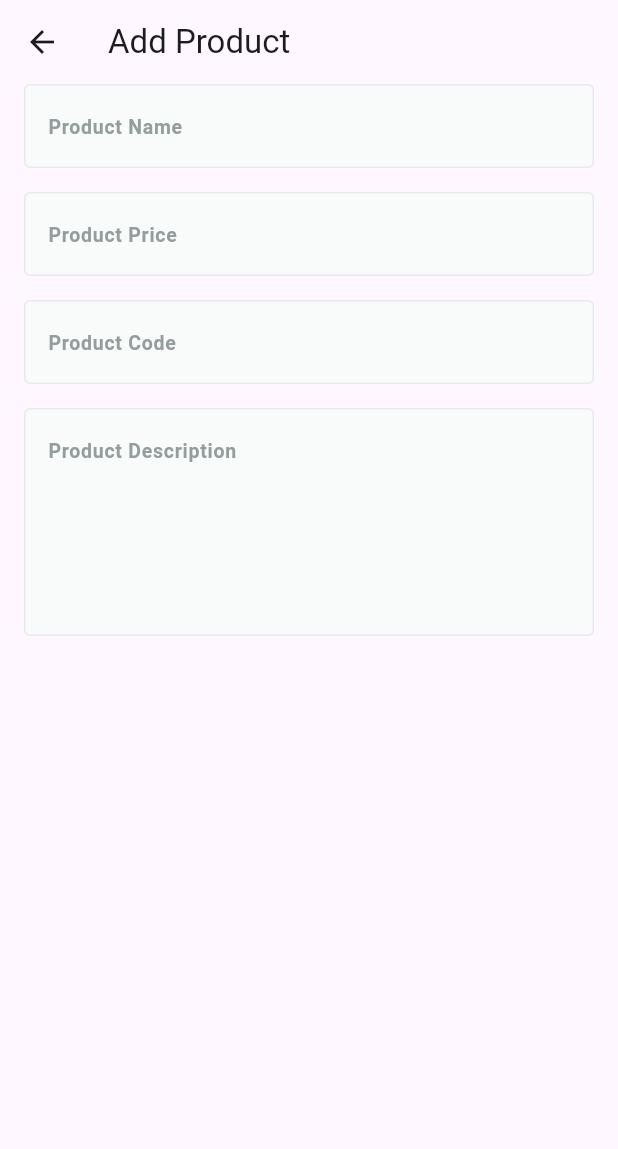
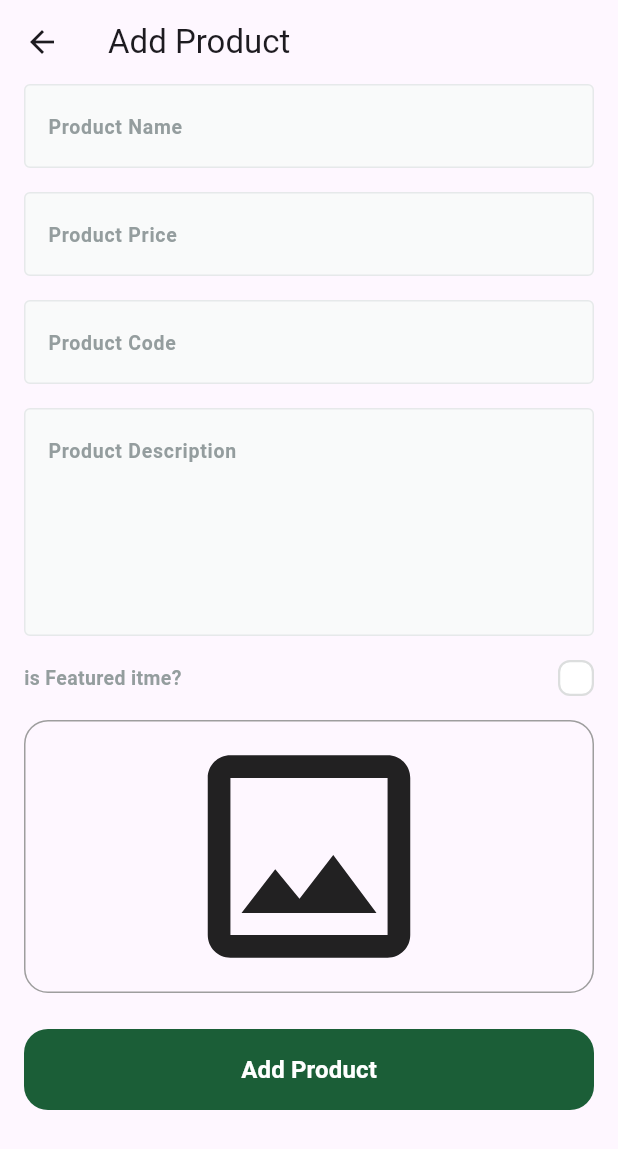
Before and after one commit to OmarKhaled00e/fruit_hub_dashboard, a Flutter app: the AddProductView screen opened by its route, on a phone screen of 412 x 824 dp. Shown: the top 1149 px of the screen. Run offline on Flutter 3.47's test engine with Material 3 defaults, Android fonts, the phone set to English and light mode, and no system bars; drawn by our look-alikes of skeletonizer; our stand-ins replace dartz, firebase_core, firebase_storage, gap, image_picker; accounts and stored records are empty.

Commit message:
add product ui done

```diff
--- /dev/null
+++ b/lib/core/repos/product_repo/products_repo.dart
@@ -0,0 +1,5 @@
+import 'package:fruit_hub_dashboard/features/add_product/domain/entities/add_product_input_entity.dart';
+
+abstract class ProductsRepo {
+  Future<void> addProduct(AddProductInputEntity addProductInputEntity);
+}
--- /dev/null
+++ b/lib/core/services/stoarage_service.dart
@@ -0,0 +1,3 @@
+abstract class StoarageService {
+  Future<String> uploadImage(String file);
+}
--- /dev/null
+++ b/lib/features/add_product/domain/entities/add_product_input_entity.dart
@@ -0,0 +1,21 @@
+import 'dart:io';
+
+class AddProductInputEntity {
+  final String name;
+  final String code;
+  final String description;
+  final num price;
+  final File? image;
+  final String? imageUrl;
+  final bool isFeatured;
+
+  AddProductInputEntity({
+    required this.name,
+    required this.code,
+    required this.description,
+    required this.price,
+    required this.image,
+    this.imageUrl,
+    required this.isFeatured,
+  });
+}
--- a/lib/features/add_product/presentation/views/widgets/add_product_view_body.dart
+++ b/lib/features/add_product/presentation/views/widgets/add_product_view_body.dart
@@ -1,5 +1,11 @@
+import 'dart:io';
+
 import 'package:flutter/material.dart';
+import 'package:fruit_hub_dashboard/core/widgets/custom_button.dart';
 import 'package:fruit_hub_dashboard/core/widgets/custom_text_form_field.dart';
+import 'package:fruit_hub_dashboard/features/add_product/domain/entities/add_product_input_entity.dart';
+import 'package:fruit_hub_dashboard/features/add_product/presentation/views/widgets/image_field.dart';
+import 'package:fruit_hub_dashboard/features/add_product/presentation/views/widgets/is_featured_cheak_box.dart';
 import 'package:gap/gap.dart';
 
 class AddProductViewBody extends StatefulWidget {
@@ -12,6 +18,12 @@ class AddProductViewBody extends StatefulWidget {
 class _AddProductViewBodyState extends State<AddProductViewBody> {
   final GlobalKey<FormState> _fromKey = GlobalKey<FormState>();
   AutovalidateMode autovalidateMode = AutovalidateMode.disabled;
+
+  late String name, code, description;
+  late num price;
+  File? image;
+  bool isFeatured = false;
+
   @override
   Widget build(BuildContext context) {
     return Padding(
@@ -23,25 +35,74 @@ class _AddProductViewBodyState extends State<AddProductViewBody> {
           child: Column(
             children: [
               CustomTextFormField(
+                onSaved: (value) {
+                  name = value!;
+                },
                 hintText: 'Product Name',
                 textInputType: TextInputType.text,
               ),
               Gap(16),
               CustomTextFormField(
+                onSaved: (value) {
+                  price = num.parse(value!);
+                },
                 hintText: 'Product Price',
                 textInputType: TextInputType.number,
               ),
               Gap(16),
               CustomTextFormField(
+                onSaved: (value) {
+                  code = value!.toLowerCase();
+                },
                 hintText: 'Product Code',
                 textInputType: TextInputType.number,
               ),
               Gap(16),
               CustomTextFormField(
+                onSaved: (value) {
+                  description = value!;
+                },
                 hintText: 'Product Description',
                 textInputType: TextInputType.text,
                 maxLines: 5,
               ),
+              Gap(16),
+              IsFeaturedCheakBox(
+                onChanged: (value) {
+                  isFeatured = value;
+                },
+              ),
+              Gap(16),
+              ImageField(
+                onFileChanged: (image) {
+                  this.image = image;
+                },
+              ),
+              Gap(24),
+              CustomButtton(
+                onPressed: () {
+                  if (image != null) {
+                    if (_fromKey.currentState!.validate()) {
+                      _fromKey.currentState!.save();
+                      AddProductInputEntity input = AddProductInputEntity(
+                        name: name,
+                        code: code,
+                        description: description,
+                        price: price,
+                        image: image!,
+                        isFeatured: isFeatured,
+                      );
+                    } else {
+                      autovalidateMode = AutovalidateMode.always;
+                      setState(() {});
+                    }
+                  } else {
+                    showError(context);
+                  }
+                },
+                text: 'Add Product',
+              ),
+              Gap(24),
             ],
           ),
         ),
@@ -49,3 +110,9 @@ class _AddProductViewBodyState extends State<AddProductViewBody> {
     );
   }
 }
+
+void showError(BuildContext context) {
+  ScaffoldMessenger.of(
+    context,
+  ).showSnackBar(SnackBar(content: Text('Please select an image')));
+}
--- /dev/null
+++ b/lib/features/add_product/presentation/views/widgets/custom_check_box.dart
@@ -0,0 +1,39 @@
+import 'package:flutter/material.dart';
+import 'package:fruit_hub_dashboard/core/utils/app_colors.dart';
+
+
+class CustomCheckBox extends StatelessWidget {
+  const CustomCheckBox({
+    super.key,
+    required this.isChecked,
+    required this.onChecked,
+  });
+  final bool isChecked;
+  final ValueChanged<bool> onChecked;
+  @override
+  Widget build(BuildContext context) {
+    return GestureDetector(
+      onTap: () {
+        onChecked(!isChecked);
+      },
+      child: AnimatedContainer(
+        width: 24,
+        height: 24,
+        duration: Duration(microseconds: 200),
+        decoration: ShapeDecoration(
+          color: isChecked ? AppColors.primaryColor : Colors.white,
+          shape: RoundedRectangleBorder(
+            side: BorderSide(
+              width: 1.50,
+              color: isChecked ? Colors.transparent : Color(0xFFDCDEDE),
+            ),
+            borderRadius: BorderRadius.circular(8),
+          ),
+        ),
+        child: isChecked
+            ? Icon(Icons.check , color: Colors.white,)
+            : SizedBox(),
+      ),
+    );
+  }
+}
--- /dev/null
+++ b/lib/features/add_product/presentation/views/widgets/image_field.dart
@@ -0,0 +1,72 @@
+import 'dart:io';
+
+import 'package:flutter/material.dart';
+import 'package:image_picker/image_picker.dart';
+import 'package:skeletonizer/skeletonizer.dart';
+
+class ImageField extends StatefulWidget {
+  const ImageField({super.key, required this.onFileChanged});
+  final ValueChanged<File?> onFileChanged;
+  @override
+  State<ImageField> createState() => _ImageFieldState();
+}
+
+class _ImageFieldState extends State<ImageField> {
+  bool isLoading = false;
+  File? fileImage;
+  @override
+  Widget build(BuildContext context) {
+    return Skeletonizer(
+      enabled: isLoading,
+      child: GestureDetector(
+        onTap: () async {
+          isLoading = true;
+          setState(() {});
+          try {
+            await pickeImage();
+          } on Exception catch (e) {
+            // TODO
+          }
+          isLoading = false;
+          setState(() {});
+        },
+        child: Stack(
+          children: [
+            Container(
+              width: double.infinity,
+              decoration: BoxDecoration(
+                border: Border.all(color: Colors.grey),
+                borderRadius: BorderRadius.circular(16),
+              ),
+              child: fileImage != null
+                  ? ClipRRect(
+                      borderRadius: BorderRadius.circular(16),
+                      child: Image.file(fileImage!),
+                    )
+                  : Icon(Icons.image_outlined, size: 180),
+            ),
+
+            Visibility(
+              visible: fileImage != null,
+              child: IconButton(
+                onPressed: () {
+                  fileImage = null;
+                  widget.onFileChanged(fileImage!);
+                  setState(() {});
+                },
+                icon: Icon(Icons.close, color: Colors.red),
+              ),
+            ),
+          ],
+        ),
+      ),
+    );
+  }
+
+  Future<void> pickeImage() async {
+    final ImagePicker picker = ImagePicker();
+    final XFile? image = await picker.pickImage(source: ImageSource.gallery);
+    fileImage = File(image!.path);
+    widget.onFileChanged(fileImage!);
+  }
+}
--- /dev/null
+++ b/lib/features/add_product/presentation/views/widgets/is_featured_cheak_box.dart
@@ -0,0 +1,43 @@
+import 'package:flutter/material.dart';
+import 'package:fruit_hub_dashboard/core/utils/app_text_styles.dart';
+import 'package:fruit_hub_dashboard/features/add_product/presentation/views/widgets/custom_check_box.dart';
+import 'package:gap/gap.dart';
+
+class IsFeaturedCheakBox extends StatefulWidget {
+  const IsFeaturedCheakBox({super.key, required this.onChanged});
+  final ValueChanged<bool> onChanged;
+  @override
+  State<IsFeaturedCheakBox> createState() => _IsFeaturedCheakBoxState();
+}
+
+class _IsFeaturedCheakBoxState extends State<IsFeaturedCheakBox> {
+  bool isTearmSAccepted = false;
+  @override
+  Widget build(BuildContext context) {
+    return Row(
+      children: [
+        Text.rich(
+          TextSpan(
+            children: [
+              TextSpan(
+                text: 'is Featured itme?',
+                style: TextStyles.semiBold13.copyWith(
+                  color: Color(0xff949D9E),
+                ),
+              ),
+            ],
+          ),
+        ),
+        Expanded(child: Gap(16)),
+        CustomCheckBox(
+          isChecked: isTearmSAccepted,
+          onChecked: (bool value) {
+            isTearmSAccepted = value;
+            widget.onChanged(value);
+            setState(() {});
+          },
+        ),
+      ],
+    );
+  }
+}
--- a/pubspec.yaml
+++ b/pubspec.yaml
@@ -29,10 +29,14 @@ environment:
 # versions available, run `flutter pub outdated`.
 dependencies:
   cupertino_icons: ^1.0.8
+  dartz: ^0.10.1
   firebase_core: ^4.3.0
+  firebase_storage: ^13.0.5
   flutter:
     sdk: flutter
   gap: ^3.0.1
+  image_picker: ^1.2.1
+  skeletonizer: ^2.1.2
 
 dev_dependencies:
   flutter_lints: ^6.0.0
```
Also changed, not shown: lib/core/errors/exceptions.dart (added, +11 -0 lines), lib/core/errors/failure.dart (added, +9 -0 lines), lib/core/repos/images_repo/image_repo.dart (added, +8 -0 lines), lib/core/repos/images_repo/image_repo_impl.dart (added, +13 -0 lines), lib/core/repos/product_repo/products_repo_impl.dart (added, +10 -0 lines), lib/core/services/fire_storage.dart (added, +11 -0 lines), pubspec.lock, 5 other files.
